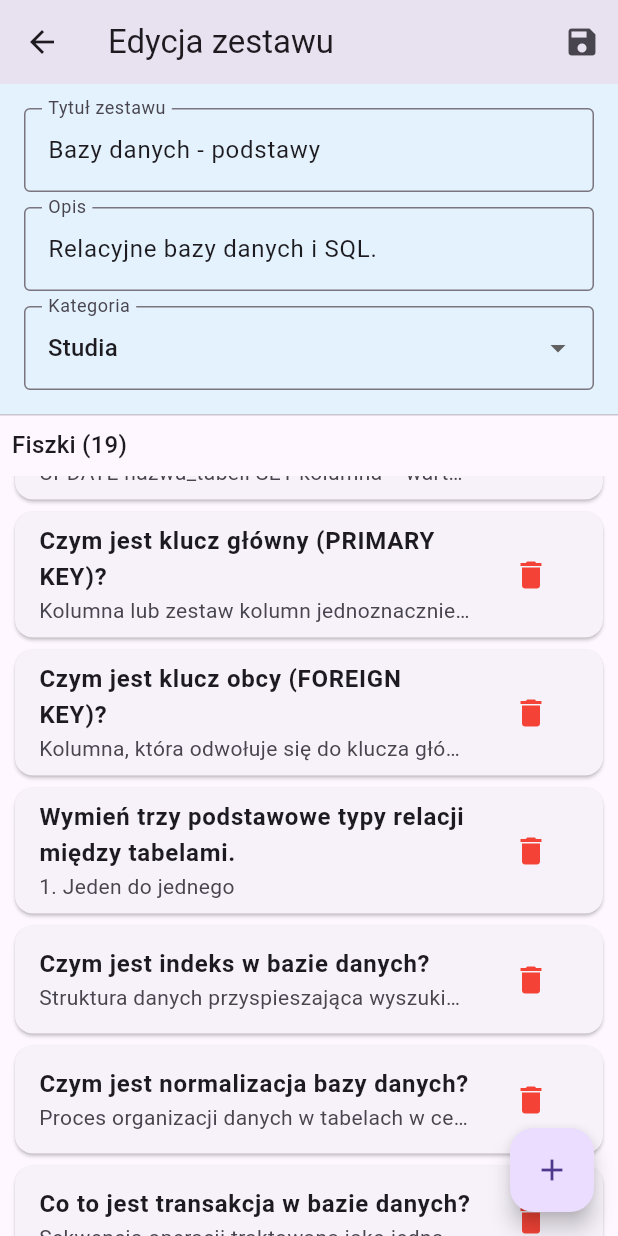
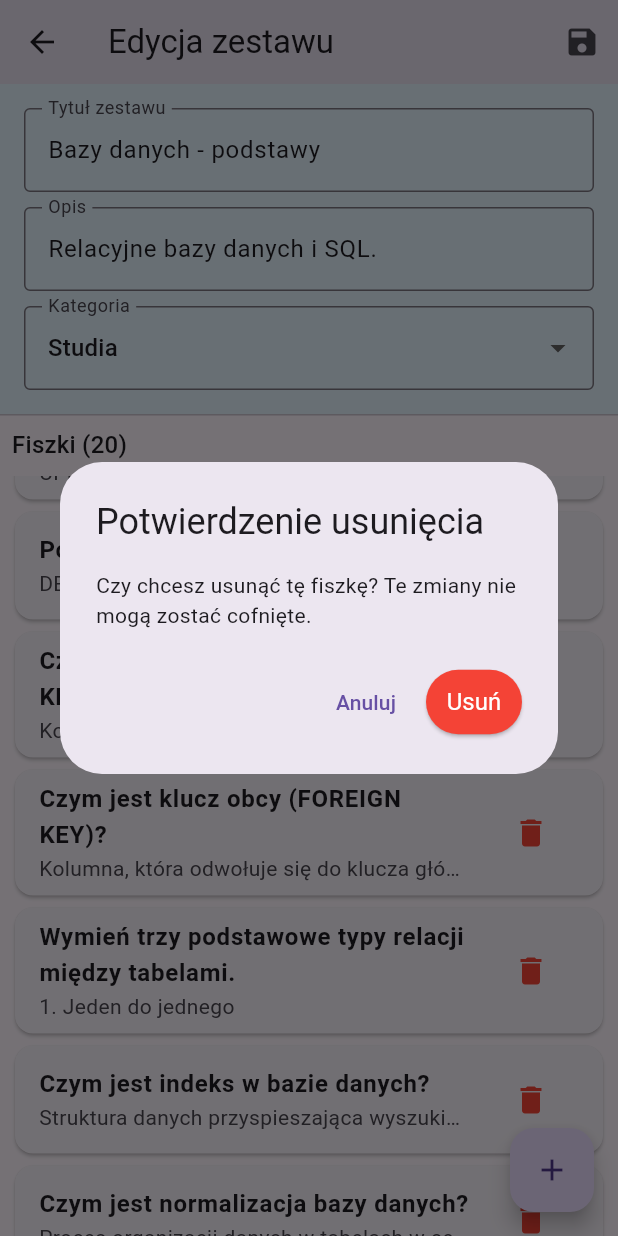
Before and after one commit to Mixx200/Fiszki, a Flutter app: the EditSetScreen screen opened directly with sample values from the repository, scrolled down 576 dp, after a tap on the "delete" icon, on a phone screen of 412 x 824 dp. Run offline on Flutter 3.47's test engine with Material 3 defaults, Android fonts, the phone set to English and light mode, and no system bars; our stand-ins replace pie_chart.

Commit message:
Dodano potwierdzenie usuniecia fiszki

```diff
--- a/lib/screens/edit_set_screen.dart
+++ b/lib/screens/edit_set_screen.dart
@@ -18,7 +18,6 @@ class _EditSetScreenState extends State<EditSetScreen> {
   late TextEditingController _descController;
   String? _selectedCategoryId;
 
-
   late List<Flashcard> _flashcards;
 
   @override
@@ -27,7 +26,6 @@ class _EditSetScreenState extends State<EditSetScreen> {
     _titleController = TextEditingController(text: widget.set.title);
     _descController = TextEditingController(text: widget.set.description);
     _selectedCategoryId = widget.set.categoryId;
-
     _flashcards = List.from(widget.set.flashcards);
   }
 
@@ -47,11 +45,9 @@ class _EditSetScreenState extends State<EditSetScreen> {
     }
 
     setState(() {
-
       int index = mockSets.indexWhere((s) => s.id == widget.set.id);
 
       if (index != -1) {
-
         mockSets[index] = FlashcardSet(
           id: widget.set.id,
           title: _titleController.text,
@@ -63,10 +59,8 @@ class _EditSetScreenState extends State<EditSetScreen> {
       }
     });
 
-
     Navigator.pop(context, true);
   }
-
 
   void _showFlashcardDialog({Flashcard? existingFlashcard, int? index}) {
     final questionController = TextEditingController(text: existingFlashcard?.question ?? '');
@@ -102,14 +96,12 @@ class _EditSetScreenState extends State<EditSetScreen> {
               if (questionController.text.isNotEmpty && answerController.text.isNotEmpty) {
                 setState(() {
                   if (existingFlashcard == null) {
-
                     _flashcards.add(Flashcard(
                       id: DateTime.now().millisecondsSinceEpoch.toString(),
                       question: questionController.text,
                       answer: answerController.text,
                     ));
                   } else if (index != null) {
-
                     _flashcards[index] = Flashcard(
                       id: existingFlashcard.id,
                       question: questionController.text,
@@ -133,6 +125,33 @@ class _EditSetScreenState extends State<EditSetScreen> {
     });
   }
 
+  void _confirmDeleteFlashcard(int index) {
+    showDialog(
+      context: context,
+      builder: (context) => AlertDialog(
+        title: const Text('Potwierdzenie usunięcia'),
+        content: const Text(
+            'Czy chcesz usunąć tę fiszkę? Te zmiany nie mogą zostać cofnięte.'),
+        actions: [
+          TextButton(
+            onPressed: () => Navigator.pop(context),
+            child: const Text('Anuluj'),
+          ),
+          ElevatedButton(
+            style: ElevatedButton.styleFrom(
+              backgroundColor: Colors.red,
+            ),
+            onPressed: () {
+              _deleteFlashcard(index);
+              Navigator.pop(context);
+            },
+            child: const Text('Usuń', style: TextStyle(color: Colors.white)),
+          ),
+        ],
+      ),
+    );
+  }
+
   @override
   Widget build(BuildContext context) {
     return Scaffold(
@@ -147,7 +166,6 @@ class _EditSetScreenState extends State<EditSetScreen> {
       ),
       body: Column(
         children: [
-
           Container(
             padding: const EdgeInsets.all(16),
             color: Colors.blue[50],
@@ -203,7 +221,6 @@ class _EditSetScreenState extends State<EditSetScreen> {
               ],
             ),
           ),
-          // Lista fiszek
           Expanded(
             child: _flashcards.isEmpty
                 ? const Center(child: Text('Brak fiszek w tym zestawie'))
@@ -218,11 +235,9 @@ class _EditSetScreenState extends State<EditSetScreen> {
                           subtitle: Text(card.answer, maxLines: 1, overflow: TextOverflow.ellipsis),
                           trailing: IconButton(
                             icon: const Icon(Icons.delete, color: Colors.red),
-                            onPressed: () => _deleteFlashcard(index),
+                            onPressed: () => _confirmDeleteFlashcard(index),
                           ),
-
                           onTap: () => _showFlashcardDialog(existingFlashcard: card, index: index),
-
                         ),
                       );
                     },
```
